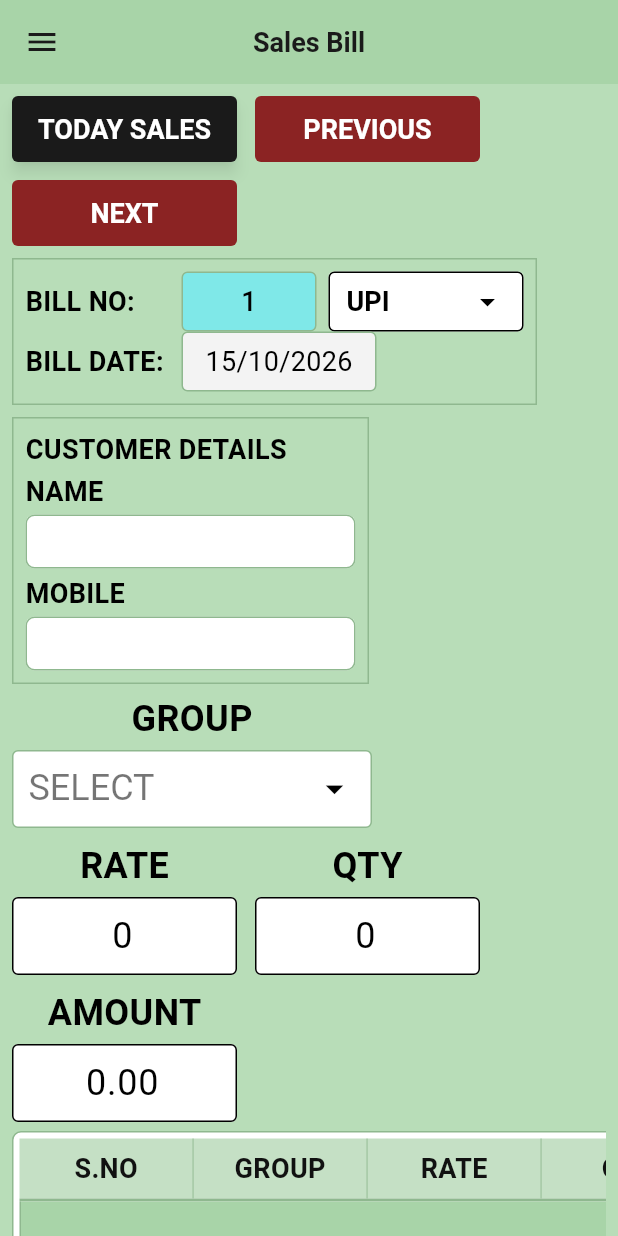
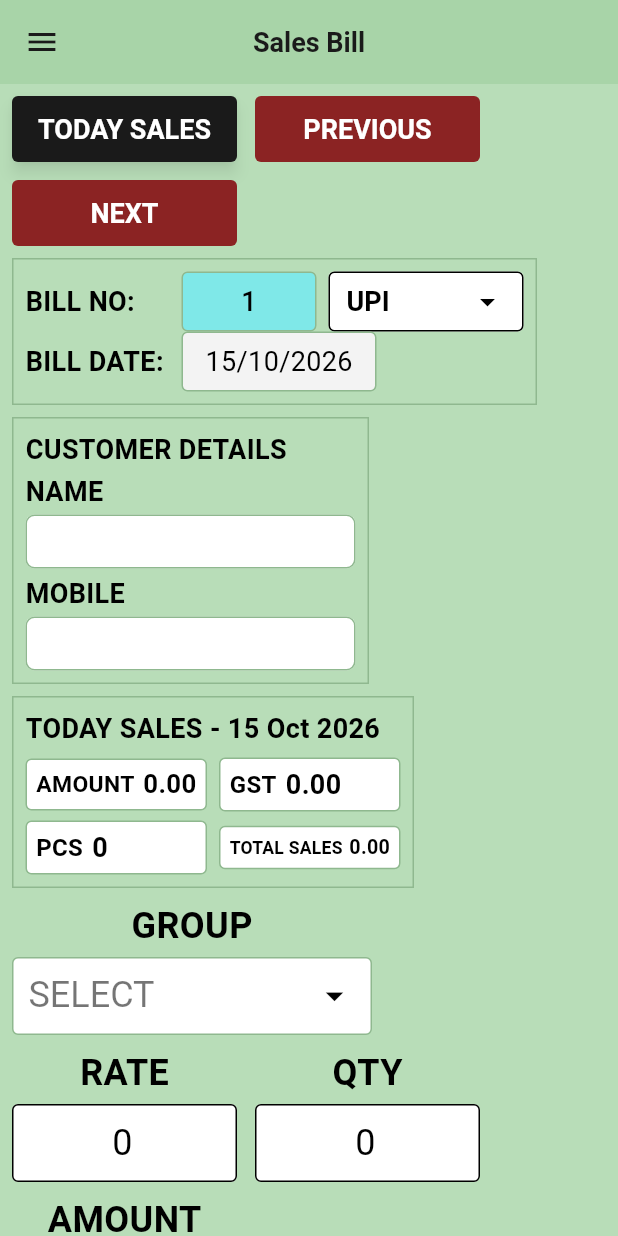
Before and after one commit to Vigneshwari116/surabhi, a Flutter app: the SalesBillScreen screen opened directly, after a tap on "TODAY SALES", on a phone screen of 412 x 824 dp. Run offline on Flutter 3.47's test engine with Material 3 defaults, Android fonts, the phone set to English and light mode, and no system bars; our stand-ins replace connectivity_plus, pdf, printing, share_plus, shared_preferences, sqflite and 1 more; missing offline and left inert: excel, windows_printer; accounts and stored records are empty; statements that could not run were skipped.

Commit message:
Sales bill: grid width, Today Sales panel, tighter footer
Align grid to exact column width without outer padding stretch. Move Today
Sales summary into top-area frame beside customer; SAVE SALE row is button only.
Footer height 68px, six-row grid minimum, consistent 8px vertical gaps.

Co-authored-by: Vigneshwari116 <Vigneshwari116@users.noreply.github.com>

```diff
--- a/lib/screen/sales_bill_screen.dart
+++ b/lib/screen/sales_bill_screen.dart
@@ -5,6 +5,7 @@ import 'dart:math' as math;
 
 import 'package:flutter/material.dart';
 import 'package:flutter/services.dart';
+import 'package:intl/intl.dart';
 
 import 'package:surabhi/config/app_config.dart';
 import 'package:surabhi/config/local_credentials.dart';
@@ -96,11 +97,12 @@ class _SalesBillScreenState extends State<SalesBillScreen> {
   static const double _framePadding = 8;
   static const double _tableHeaderHeight = 40;
   static const double _tableRowHeight = 38;
-  static const double _gridFooterHeight = 84;
+  static const double _gridFooterHeight = 68;
   static const double _bottomBarHeight = 44;
-  static const double _desktopChromeEstimate = 292;
+  static const double _desktopChromeEstimate = 276;
   static const double _gridMinScrollHeight =
-      _tableHeaderHeight + (_tableRowHeight * 5) + _gridFooterHeight;
+      _tableHeaderHeight + (_tableRowHeight * 6) + _gridFooterHeight;
+  static const double _todaySalesFrameWidth = 268;
   static const double _deleteColWidth = 48;
   static const double _gridColWidth = 116;
   static const double _desktopBreakpoint = 900;
@@ -1374,7 +1376,13 @@ class _SalesBillScreenState extends State<SalesBillScreen> {
         _todayPcs = summary.totalPcs;
       });
     } catch (_) {
-      // Keep previous totals on refresh failure.
+      if (!mounted) return;
+      setState(() {
+        _todayAmount = 0;
+        _todayGst = 0;
+        _todayGrandTotal = 0;
+        _todayPcs = 0;
+      });
     }
   }
 
@@ -1414,18 +1422,109 @@ class _SalesBillScreenState extends State<SalesBillScreen> {
     );
   }
 
-  Widget _buildTodaySalesSummary({bool inline = false}) {
-    return CompactAbstractSummary(
-      amountValue: _formatAmount(_todayAmount),
-      gstValue: _formatAmount(_todayGst),
-      pcsValue: formatPcs(_todayPcs),
-      grandTotalValue: _formatAmount(_todayGrandTotal),
-      grandTotalLabel: 'Total sales',
-      cardWidth: 130,
-      fixedHeight: inline ? _bottomBarHeight : null,
-      forceHorizontalRow: inline,
-      labelFontSize: _todayCardLabelFontSize,
-      valueFontSize: _todayCardValueFontSize,
+  Widget _buildTodaySalesMetricCard({
+    required String label,
+    required String value,
+  }) {
+    return Container(
+      padding: const EdgeInsets.symmetric(horizontal: 6, vertical: 4),
+      decoration: BoxDecoration(
+        color: Colors.white,
+        border: Border.all(color: AppColors.border),
+        borderRadius: BorderRadius.circular(4),
+      ),
+      child: FittedBox(
+        fit: BoxFit.scaleDown,
+        alignment: Alignment.centerLeft,
+        child: Row(
+          mainAxisSize: MainAxisSize.min,
+          children: [
+            Text(
+              label,
+              style: const TextStyle(
+                fontSize: _todayCardLabelFontSize,
+                fontWeight: FontWeight.w600,
+                color: Colors.black,
+              ),
+            ),
+            const SizedBox(width: 6),
+            Text(
+              value,
+              style: const TextStyle(
+                fontSize: _todayCardValueFontSize,
+                fontWeight: FontWeight.w700,
+                color: Colors.black,
+              ),
+            ),
+          ],
+        ),
+      ),
+    );
+  }
+
+  Widget _buildTodaySalesPanel() {
+    final title =
+        'TODAY SALES - ${DateFormat('dd MMM yyyy').format(DateTime.now())}';
+    return Container(
+      key: const Key('today_sales_panel'),
+      width: _todaySalesFrameWidth,
+      decoration: BoxDecoration(
+        border: Border.all(color: AppColors.border),
+      ),
+      padding: const EdgeInsets.all(_framePadding),
+      child: Column(
+        crossAxisAlignment: CrossAxisAlignment.stretch,
+        mainAxisSize: MainAxisSize.min,
+        children: [
+          Text(
+            title,
+            key: const Key('today_sales_panel_title'),
+            maxLines: 1,
+            overflow: TextOverflow.ellipsis,
+            style: const TextStyle(
+              fontSize: _normalFontSize,
+              fontWeight: FontWeight.w700,
+              color: Colors.black,
+            ),
+          ),
+          const SizedBox(height: 6),
+          Row(
+            children: [
+              Expanded(
+                child: _buildTodaySalesMetricCard(
+                  label: 'AMOUNT',
+                  value: _formatAmount(_todayAmount),
+                ),
+              ),
+              const SizedBox(width: 8),
+              Expanded(
+                child: _buildTodaySalesMetricCard(
+                  label: 'GST',
+                  value: _formatAmount(_todayGst),
+                ),
+              ),
+            ],
+          ),
+          const SizedBox(height: 6),
+          Row(
+            children: [
+              Expanded(
+                child: _buildTodaySalesMetricCard(
+                  label: 'PCS',
+                  value: formatPcs(_todayPcs),
+                ),
+              ),
+              const SizedBox(width: 8),
+              Expanded(
+                child: _buildTodaySalesMetricCard(
+                  label: 'TOTAL SALES',
+                  value: _formatAmount(_todayGrandTotal),
+                ),
+              ),
+            ],
+          ),
+        ],
+      ),
     );
   }
 
@@ -1484,19 +1583,6 @@ class _SalesBillScreenState extends State<SalesBillScreen> {
               ),
             ),
           ),
-          const SizedBox(width: _topAreaGap),
-          Expanded(
-            child: Opacity(
-              opacity: _todaySalesPanelVisible ? 1 : 0,
-              child: IgnorePointer(
-                ignoring: !_todaySalesPanelVisible,
-                child: Align(
-                  alignment: Alignment.centerLeft,
-                  child: _buildTodaySalesSummary(inline: true),
-                ),
-              ),
-            ),
-          ),
           if (_particularError != null) ...[
             const SizedBox(width: 8),
             Flexible(
@@ -1526,14 +1612,10 @@ class _SalesBillScreenState extends State<SalesBillScreen> {
           mainAxisSize: MainAxisSize.min,
           children: [
             _buildTopArea(),
-            const SizedBox(height: 6),
+            const SizedBox(height: _topAreaGap),
             _buildItemTableSection(mobile: true),
-            const SizedBox(height: 8),
+            const SizedBox(height: _topAreaGap),
             _buildSaveSaleBar(),
-            if (_todaySalesPanelVisible) ...[
-              const SizedBox(height: 10),
-              _buildTodaySalesSummary(),
-            ],
           ],
         ),
       ),
@@ -1657,7 +1739,13 @@ class _SalesBillScreenState extends State<SalesBillScreen> {
                   spacing: _topAreaGap,
                   runSpacing: _topAreaGap,
                   crossAxisAlignment: WrapCrossAlignment.start,
-                  children: [bill, customer],
+                  children: [
+                    bill,
+                    customer,
+                    if (_todaySalesPanelVisible) ...[
+                      _buildTodaySalesPanel(),
+                    ],
+                  ],
                 );
               }
               return IntrinsicHeight(
@@ -1668,6 +1756,10 @@ class _SalesBillScreenState extends State<SalesBillScreen> {
                     bill,
                     const SizedBox(width: _framesGap),
                     customer,
+                    if (_todaySalesPanelVisible) ...[
+                      const SizedBox(width: _framesGap),
+                      _buildTodaySalesPanel(),
+                    ],
                   ],
                 ),
               );
@@ -2418,7 +2510,7 @@ class _SalesBillScreenState extends State<SalesBillScreen> {
       mainAxisSize: MainAxisSize.min,
       children: [
         _buildAlignedEntryRow(showTax: showTax, mobile: mobile),
-        const SizedBox(height: 6),
+        const SizedBox(height: _topAreaGap),
         LayoutBuilder(
           builder: (context, constraints) {
             return _buildGridFrame(
@@ -2439,11 +2531,14 @@ class _SalesBillScreenState extends State<SalesBillScreen> {
     final showTax = _items.isNotEmpty;
     return LayoutBuilder(
       builder: (context, constraints) {
-        return _buildGridFrame(
+        return Align(
+          alignment: Alignment.topLeft,
+          child: _buildGridFrame(
             viewportWidth: constraints.maxWidth,
             showTax: showTax,
             gridFontSize: gridFontSize,
             scrollItems: true,
+          ),
         );
       },
     );
@@ -2459,26 +2554,28 @@ class _SalesBillScreenState extends State<SalesBillScreen> {
     final useHorizontalScroll =
         viewportWidth.isFinite && viewportWidth < tableWidth;
 
-    Widget grid = Container(
+    Widget grid = SizedBox(
       width: tableWidth,
-      padding: const EdgeInsets.all(4),
+      child: DecoratedBox(
         decoration: BoxDecoration(
           color: AppColors.cardWhite,
           border: Border.all(color: AppColors.border),
           borderRadius: BorderRadius.circular(6),
         ),
         child: Column(
-        crossAxisAlignment: CrossAxisAlignment.stretch,
-        children: [
-          _buildTableHeader(showTax, gridFontSize),
+          crossAxisAlignment: CrossAxisAlignment.start,
+          mainAxisSize: MainAxisSize.min,
+          children: [
+            _buildTableHeader(showTax, gridFontSize, tableWidth),
             if (scrollItems)
               Expanded(
-              child: _buildItemRowsList(showTax, gridFontSize),
+                child: _buildItemRowsList(showTax, gridFontSize, tableWidth),
               )
             else
-            _buildItemRowsColumn(showTax, gridFontSize),
-          _buildGrandTotalFooter(gridFontSize),
-        ],
+              _buildItemRowsColumn(showTax, gridFontSize, tableWidth),
+            _buildGrandTotalFooter(gridFontSize, tableWidth),
+          ],
+        ),
       ),
     );
 
@@ -2496,13 +2593,19 @@ class _SalesBillScreenState extends State<SalesBillScreen> {
     return Align(alignment: Alignment.topLeft, child: grid);
   }
 
-  Widget _buildItemRowsList(bool showTax, double gridFontSize) {
-    return Container(
+  Widget _buildItemRowsList(
+    bool showTax,
+    double gridFontSize,
+    double tableWidth,
+  ) {
+    return SizedBox(
+      width: tableWidth,
+      child: DecoratedBox(
       decoration: BoxDecoration(
         border: Border.all(color: AppColors.border),
         color: AppColors.background,
       ),
-      clipBehavior: Clip.hardEdge,
+      child: ClipRect(
       child: ListView.builder(
         padding: EdgeInsets.zero,
         itemCount: _items.length,
@@ -2510,27 +2613,37 @@ class _SalesBillScreenState extends State<SalesBillScreen> {
           if (_editingIndex == index) {
             return _buildEditRow(index);
           }
-          return _buildTableRow(index, showTax, gridFontSize);
+          return _buildTableRow(index, showTax, gridFontSize, tableWidth);
         },
       ),
-    );
-  }
-
-  Widget _buildItemRowsColumn(bool showTax, double gridFontSize) {
-    return Container(
+      ),
+      ),
+    );
+  }
+
+  Widget _buildItemRowsColumn(
+    bool showTax,
+    double gridFontSize,
+    double tableWidth,
+  ) {
+    return SizedBox(
+      width: tableWidth,
+      child: DecoratedBox(
       decoration: BoxDecoration(
         border: Border.all(color: AppColors.border),
         color: AppColors.background,
       ),
-      clipBehavior: Clip.hardEdge,
+      child: ClipRect(
       child: Column(
         mainAxisSize: MainAxisSize.min,
         children: List.generate(_items.length, (index) {
           if (_editingIndex == index) {
             return _buildEditRow(index);
           }
-          return _buildTableRow(index, showTax, gridFontSize);
+          return _buildTableRow(index, showTax, gridFontSize, tableWidth);
         }),
+      ),
+      ),
       ),
     );
   }
@@ -2550,7 +2663,11 @@ class _SalesBillScreenState extends State<SalesBillScreen> {
   // TABLE HEADER
   // ============================================================
 
-  Widget _buildTableHeader(bool showTax, double gridFontSize) {
+  Widget _buildTableHeader(
+    bool showTax,
+    double gridFontSize,
+    double tableWidth,
+  ) {
     final headerCells = [
       _tableHeaderCell('S.NO', gridFontSize),
       _tableHeaderCell('GROUP', gridFontSize),
@@ -2566,10 +2683,12 @@ class _SalesBillScreenState extends State<SalesBillScreen> {
     ];
 
     return SizedBox(
+      width: tableWidth,
       height: _tableHeaderHeight,
       child: ColoredBox(
         color: AppColors.tableHeader,
         child: Row(
+          mainAxisSize: MainAxisSize.min,
           children: [
             ..._fixedDataColumns(
               showTax,
@@ -2617,14 +2736,12 @@ class _SalesBillScreenState extends State<SalesBillScreen> {
   }
 
   Widget _tableDeleteHeaderCell() {
-    return SizedBox(
+    return Container(
       width: _deleteColWidth,
-      child: Container(
       height: _tableHeaderHeight,
       decoration: BoxDecoration(
         border: Border(
-            bottom: BorderSide(color: AppColors.border, width: 0.6),
-          ),
+          left: BorderSide(color: AppColors.border, width: 0.6),
         ),
       ),
     );
@@ -2720,6 +2837,7 @@ class _SalesBillScreenState extends State<SalesBillScreen> {
     int index,
     bool showTax,
     double gridFontSize,
+    double tableWidth,
   ) {
     final BillItem item = _items[index];
 
@@ -2776,14 +2894,18 @@ class _SalesBillScreenState extends State<SalesBillScreen> {
           _selectedIndex = selected ? null : index;
         });
       },
-      child: Container(
+      child: SizedBox(
+        width: tableWidth,
         height: _tableRowHeight,
+        child: ColoredBox(
           color: selected ? const Color(0xFFFFE5A0) : AppColors.background,
           child: Row(
+            mainAxisSize: MainAxisSize.min,
             children: [
               ..._fixedDataColumns(showTax, cells: dataCells),
               _buildDeleteCell(index),
             ],
+          ),
         ),
       ),
     );
@@ -2856,9 +2978,10 @@ class _SalesBillScreenState extends State<SalesBillScreen> {
   // GRAND TOTAL (below item table only)
   // ============================================================
 
-  Widget _buildGrandTotalFooter(double gridFontSize) {
+  Widget _buildGrandTotalFooter(double gridFontSize, double tableWidth) {
     final words = amountInWords(_grandTotal).toUpperCase();
     return SizedBox(
+      width: tableWidth,
       height: _gridFooterHeight,
       child: Container(
         decoration: BoxDecoration(
@@ -2869,7 +2992,7 @@ class _SalesBillScreenState extends State<SalesBillScreen> {
             bottom: BorderSide(color: AppColors.border),
           ),
         ),
-        padding: const EdgeInsets.symmetric(horizontal: 8, vertical: 4),
+        padding: const EdgeInsets.symmetric(horizontal: 8, vertical: 2),
         child: Row(
           crossAxisAlignment: CrossAxisAlignment.center,
           children: [
```
Also changed, not shown: 1 other file. Lines whose indentation alone changed are shown as unchanged.
